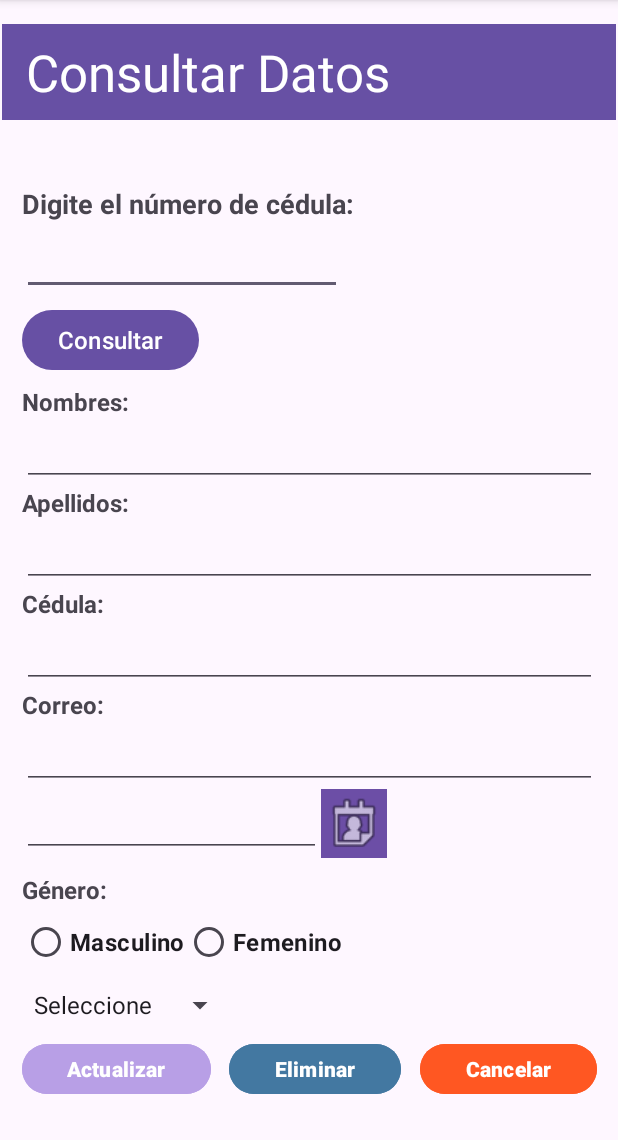
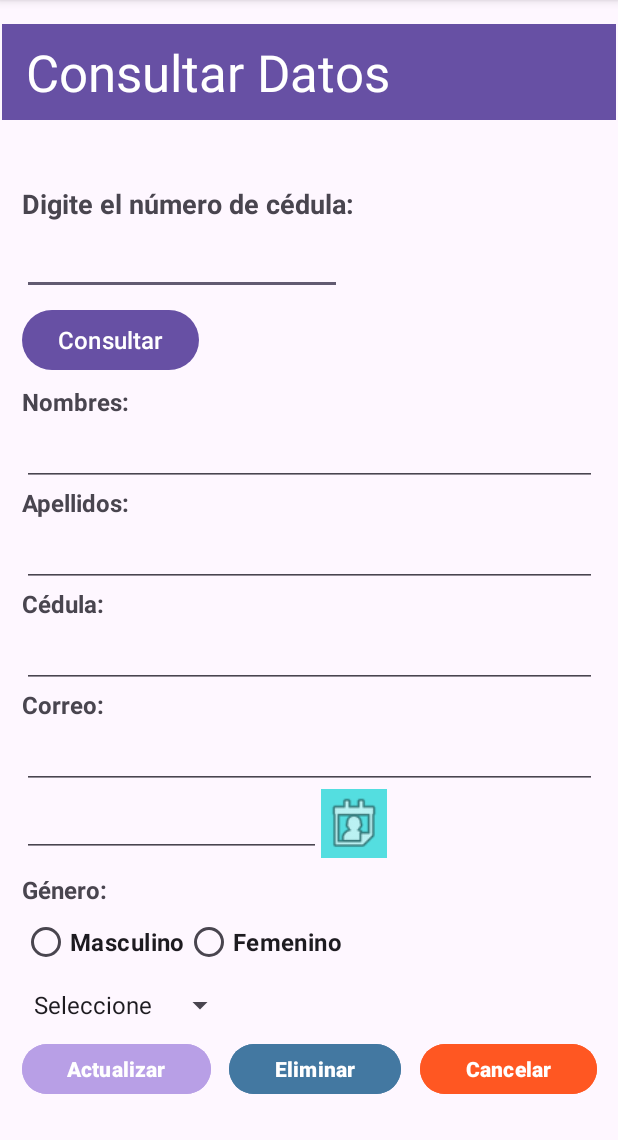
Before and after one commit to Sormec/readly-p, an Android app: the ConsultardatosActivity screen opened directly, with no data from a screen before it, on a phone screen of 412 x 824 dp, the part 96-1236 px from its top. Run offline under Robolectric (Android 15) with nearby library versions, the phone set to English and light mode, and no system bars.

Commit message:
Cambio color primario

```diff
--- a/app/src/main/res/values/colors.xml
+++ b/app/src/main/res/values/colors.xml
@@ -2,7 +2,7 @@
 <resources>
     <color name="colornegro">#FF000000</color>
     <color name="colorblanco">#FFFFFFFF</color>
-    <color name="colorprimario">#6C4EA6</color>
+    <color name="colorprimario">#54DEE0</color>
     <color name="colorsecundario">#4378A1</color>
     <color name="colorterciario">#B89FE6</color>
     <color name="coloralertas">#FF5722</color>
```
